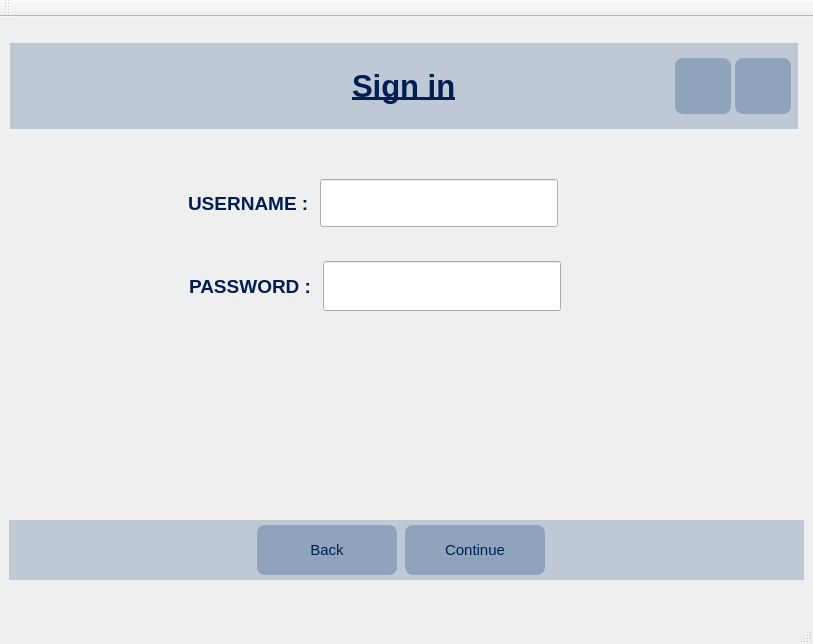
Old version of the form login.ui in the repository ItsArtaz/cinema_management.
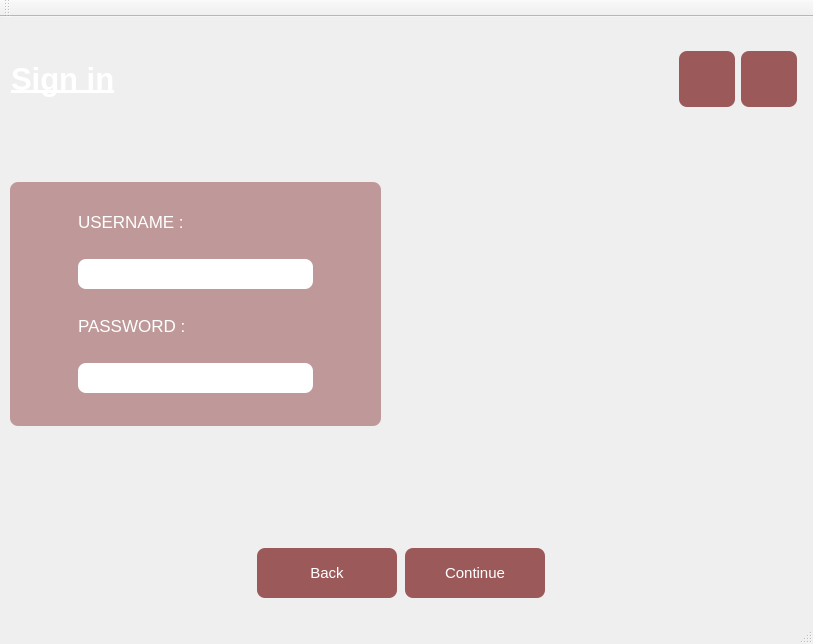
New version of the form. Icons and pictures are not drawn.

Commit message: login page compeletely changed and one image added to image folder

```diff
--- a/login.ui
+++ b/login.ui
@@ -34,23 +34,24 @@
   <property name="styleSheet">
    <string notr="true">#centralwidget
 {
-border-image: url(:/image/geoffrey-moffett-TFRezw7pQwI-unsplash.jpg);
+border-image: url(:/image/vivek-doshi-epjI4iHpXqU-unsplash.jpg);
+
 }
 QLabel
 {
-color : #001e53;
+color : white;
 }
 QPushButton
 {
-background-color: rgb(143, 163, 188);
-color : rgb(0, 30, 83);
+color : white;
+	background-color: rgba(121, 25, 26,0.7);
 }
 QPushButton:hover
 {
     background-color:rgb(0, 30, 83);
     color : rgb(143, 163, 188);
 }
-#back_btn,#continue_btn,#close_btn,#minimize_btn
+#back_btn,#continue_btn,#close_btn,#minimize_btn,#label_2,#label_3,#lineEdit,#lineEdit_2,#gw2
 {
 border-width : 0px;
 border-radius : 8px;
@@ -106,8 +107,8 @@
        <property name="bottomMargin">
         <number>1</number>
        </property>
-       <item row="4" column="0">
-        <widget class="QWidget" name="hw3" native="true">
+       <item row="2" column="0">
+        <widget class="QWidget" name="gw2" native="true">
          <property name="sizePolicy">
           <sizepolicy hsizetype="Fixed" vsizetype="Fixed">
            <horstretch>0</horstretch>
@@ -116,66 +117,59 @@
          </property>
          <property name="minimumSize">
           <size>
-           <width>780</width>
-           <height>49</height>
+           <width>371</width>
+           <height>244</height>
           </size>
          </property>
-         <layout class="QHBoxLayout" name="horizontalLayout_4">
-          <property name="leftMargin">
-           <number>1</number>
-          </property>
-          <property name="topMargin">
-           <number>1</number>
-          </property>
-          <property name="rightMargin">
-           <number>1</number>
-          </property>
-          <property name="bottomMargin">
-           <number>1</number>
-          </property>
-          <item>
-           <spacer name="horizontalSpacer_4">
-            <property name="orientation">
-             <enum>Qt::Horizontal</enum>
-            </property>
-            <property name="sizeType">
-             <enum>QSizePolicy::Fixed</enum>
-            </property>
-            <property name="sizeHint" stdset="0">
-             <size>
-              <width>178</width>
-              <height>20</height>
-             </size>
-            </property>
-           </spacer>
-          </item>
-          <item>
-           <widget class="QLabel" name="label_3">
+         <property name="styleSheet">
+          <string notr="true">#gw2
+{
+	background-color: rgba(121, 25, 26,0.4);
+
+}</string>
+         </property>
+         <layout class="QGridLayout" name="gridLayout_2">
+          <item row="0" column="0">
+           <widget class="QLabel" name="label_2">
             <property name="sizePolicy">
              <sizepolicy hsizetype="Fixed" vsizetype="Fixed">
               <horstretch>0</horstretch>
               <verstretch>0</verstretch>
              </sizepolicy>
             </property>
-            <property name="minimumSize">
-             <size>
-              <width>0</width>
-              <height>50</height>
-             </size>
-            </property>
             <property name="font">
              <font>
-              <pointsize>14</pointsize>
-              <weight>75</weight>
-              <bold>true</bold>
+              <pointsize>13</pointsize>
              </font>
             </property>
             <property name="text">
-             <string>PASSWORD : </string>
+             <string>USERNAME :</string>
             </property>
            </widget>
           </item>
-          <item>
+          <item row="1" column="0">
+           <widget class="QLineEdit" name="lineEdit">
+            <property name="sizePolicy">
+             <sizepolicy hsizetype="Fixed" vsizetype="Fixed">
+              <horstretch>0</horstretch>
+              <verstretch>0</verstretch>
+             </sizepolicy>
+            </property>
+            <property name="minimumSize">
+             <size>
+              <width>235</width>
+              <height>30</height>
+             </size>
+            </property>
+            <property name="maximumSize">
+             <size>
+              <width>235</width>
+              <height>30</height>
+             </size>
+            </property>
+           </widget>
+          </item>
+          <item row="3" column="0">
            <widget class="QLineEdit" name="lineEdit_2">
             <property name="sizePolicy">
              <sizepolicy hsizetype="Fixed" vsizetype="Fixed">
@@ -185,207 +179,62 @@
             </property>
             <property name="minimumSize">
              <size>
-              <width>238</width>
-              <height>50</height>
+              <width>235</width>
+              <height>30</height>
              </size>
             </property>
             <property name="maximumSize">
              <size>
-              <width>238</width>
-              <height>50</height>
+              <width>235</width>
+              <height>30</height>
              </size>
             </property>
-            <property name="font">
-             <font>
-              <pointsize>16</pointsize>
-             </font>
-            </property>
-            <property name="toolTip">
-             <string>Enter Password</string>
-            </property>
             <property name="echoMode">
              <enum>QLineEdit::Password</enum>
             </property>
            </widget>
           </item>
-          <item>
-           <spacer name="horizontalSpacer_5">
-            <property name="orientation">
-             <enum>Qt::Horizontal</enum>
+          <item row="2" column="0">
+           <widget class="QLabel" name="label_3">
+            <property name="sizePolicy">
+             <sizepolicy hsizetype="Fixed" vsizetype="Fixed">
+              <horstretch>0</horstretch>
+              <verstretch>0</verstretch>
+             </sizepolicy>
             </property>
-            <property name="sizeType">
-             <enum>QSizePolicy::Expanding</enum>
+            <property name="font">
+             <font>
+              <pointsize>13</pointsize>
+             </font>
             </property>
-            <property name="sizeHint" stdset="0">
-             <size>
-              <width>217</width>
-              <height>20</height>
-             </size>
+            <property name="text">
+             <string>PASSWORD :</string>
             </property>
-           </spacer>
+           </widget>
           </item>
          </layout>
         </widget>
        </item>
-       <item row="2" column="0">
+       <item row="4" column="0">
         <widget class="QWidget" name="hw2" native="true">
          <layout class="QHBoxLayout" name="horizontalLayout_2">
           <property name="bottomMargin">
            <number>10</number>
           </property>
-          <item>
-           <spacer name="horizontalSpacer_2">
-            <property name="orientation">
-             <enum>Qt::Horizontal</enum>
-            </property>
-            <property name="sizeType">
-             <enum>QSizePolicy::Expanding</enum>
-            </property>
-            <property name="sizeHint" stdset="0">
-             <size>
-              <width>174</width>
-              <height>20</height>
-             </size>
-            </property>
-           </spacer>
-          </item>
-          <item>
-           <widget class="QLabel" name="label_2">
-            <property name="sizePolicy">
-             <sizepolicy hsizetype="Fixed" vsizetype="Fixed">
-              <horstretch>0</horstretch>
-              <verstretch>0</verstretch>
-             </sizepolicy>
-            </property>
-            <property name="minimumSize">
-             <size>
-              <width>0</width>
-              <height>48</height>
-             </size>
-            </property>
-            <property name="font">
-             <font>
-              <pointsize>14</pointsize>
-              <weight>75</weight>
-              <bold>true</bold>
-             </font>
-            </property>
-            <property name="text">
-             <string>USERNAME : </string>
-            </property>
-           </widget>
-          </item>
-          <item>
-           <widget class="QLineEdit" name="lineEdit">
-            <property name="sizePolicy">
-             <sizepolicy hsizetype="Fixed" vsizetype="Fixed">
-              <horstretch>0</horstretch>
-              <verstretch>0</verstretch>
-             </sizepolicy>
-            </property>
-            <property name="minimumSize">
-             <size>
-              <width>238</width>
-              <height>0</height>
-             </size>
-            </property>
-            <property name="maximumSize">
-             <size>
-              <width>238</width>
-              <height>50</height>
-             </size>
-            </property>
-            <property name="font">
-             <font>
-              <pointsize>16</pointsize>
-             </font>
-            </property>
-            <property name="toolTip">
-             <string>Enter Username</string>
-            </property>
-            <property name="frame">
-             <bool>true</bool>
-            </property>
-           </widget>
-          </item>
-          <item>
-           <spacer name="horizontalSpacer_3">
-            <property name="orientation">
-             <enum>Qt::Horizontal</enum>
-            </property>
-            <property name="sizeType">
-             <enum>QSizePolicy::Expanding</enum>
-            </property>
-            <property name="sizeHint" stdset="0">
-             <size>
-              <width>236</width>
-              <height>20</height>
-             </size>
-            </property>
-           </spacer>
-          </item>
          </layout>
         </widget>
        </item>
-       <item row="5" column="0">
-        <spacer name="verticalSpacer">
-         <property name="orientation">
-          <enum>Qt::Vertical</enum>
-         </property>
-         <property name="sizeType">
-          <enum>QSizePolicy::Fixed</enum>
-         </property>
-         <property name="sizeHint" stdset="0">
-          <size>
-           <width>20</width>
-           <height>185</height>
-          </size>
-         </property>
-        </spacer>
-       </item>
-       <item row="1" column="0">
-        <spacer name="verticalSpacer_2">
-         <property name="orientation">
-          <enum>Qt::Vertical</enum>
-         </property>
-         <property name="sizeType">
-          <enum>QSizePolicy::Fixed</enum>
-         </property>
-         <property name="sizeHint" stdset="0">
-          <size>
-           <width>20</width>
-           <height>35</height>
-          </size>
-         </property>
-        </spacer>
-       </item>
-       <item row="3" column="0">
-        <spacer name="verticalSpacer_4">
-         <property name="orientation">
-          <enum>Qt::Vertical</enum>
-         </property>
-         <property name="sizeType">
-          <enum>QSizePolicy::Fixed</enum>
-         </property>
-         <property name="sizeHint" stdset="0">
-          <size>
-           <width>20</width>
-           <height>17</height>
-          </size>
-         </property>
-        </spacer>
-       </item>
        <item row="0" column="0">
         <widget class="QWidget" name="hwidget5" native="true">
          <property name="sizePolicy">
-          <sizepolicy hsizetype="Fixed" vsizetype="Fixed">
+          <sizepolicy hsizetype="Expanding" vsizetype="Expanding">
            <horstretch>0</horstretch>
            <verstretch>0</verstretch>
           </sizepolicy>
          </property>
          <property name="minimumSize">
           <size>
-           <width>29</width>
+           <width>769</width>
            <height>84</height>
           </size>
          </property>
@@ -396,15 +245,11 @@
           </size>
          </property>
          <property name="styleSheet">
-          <string notr="true">#hwidget5
-{
-background-color: rgba(143, 163, 188, 0.5);
-}
-</string>
+          <string notr="true"/>
          </property>
          <layout class="QHBoxLayout" name="horizontalLayout">
           <property name="spacing">
-           <number>0</number>
+           <number>6</number>
           </property>
           <property name="leftMargin">
            <number>1</number>
@@ -418,22 +263,6 @@
           <property name="bottomMargin">
            <number>1</number>
           </property>
-          <item>
-           <spacer name="horizontalSpacer_8">
-            <property name="orientation">
-             <enum>Qt::Horizontal</enum>
-            </property>
-            <property name="sizeType">
-             <enum>QSizePolicy::Fixed</enum>
-            </property>
-            <property name="sizeHint" stdset="0">
-             <size>
-              <width>337</width>
-              <height>84</height>
-             </size>
-            </property>
-           </spacer>
-          </item>
           <item>
            <widget class="QLabel" name="label">
             <property name="sizePolicy">
@@ -468,7 +297,7 @@
             </property>
             <property name="sizeHint" stdset="0">
              <size>
-              <width>215</width>
+              <width>558</width>
               <height>20</height>
              </size>
             </property>
@@ -547,6 +376,38 @@
          </layout>
         </widget>
        </item>
+       <item row="1" column="0">
+        <spacer name="verticalSpacer_2">
+         <property name="orientation">
+          <enum>Qt::Vertical</enum>
+         </property>
+         <property name="sizeType">
+          <enum>QSizePolicy::Fixed</enum>
+         </property>
+         <property name="sizeHint" stdset="0">
+          <size>
+           <width>20</width>
+           <height>55</height>
+          </size>
+         </property>
+        </spacer>
+       </item>
+       <item row="3" column="0">
+        <spacer name="verticalSpacer">
+         <property name="orientation">
+          <enum>Qt::Vertical</enum>
+         </property>
+         <property name="sizeType">
+          <enum>QSizePolicy::Fixed</enum>
+         </property>
+         <property name="sizeHint" stdset="0">
+          <size>
+           <width>20</width>
+           <height>75</height>
+          </size>
+         </property>
+        </spacer>
+       </item>
       </layout>
      </widget>
     </item>
@@ -571,10 +432,7 @@
        </size>
       </property>
       <property name="styleSheet">
-       <string notr="true">#horizontalWidget
-{
-background-color: rgba(143, 163, 188,0.5);
-}
+       <string notr="true">
 </string>
       </property>
       <layout class="QHBoxLayout" name="horizontalLayout_3">
@@ -676,22 +534,6 @@
       </layout>
      </widget>
     </item>
-    <item>
-     <spacer name="verticalSpacer_3">
-      <property name="orientation">
-       <enum>Qt::Vertical</enum>
-      </property>
-      <property name="sizeType">
-       <enum>QSizePolicy::Fixed</enum>
-      </property>
-      <property name="sizeHint" stdset="0">
-       <size>
-        <width>20</width>
-        <height>15</height>
-       </size>
-      </property>
-     </spacer>
-    </item>
    </layout>
   </widget>
   <widget class="QMenuBar" name="menubar">
```
Left out of the diff: 4 changed lines with no effect on the pictures. The commit also changes 4 other files.
